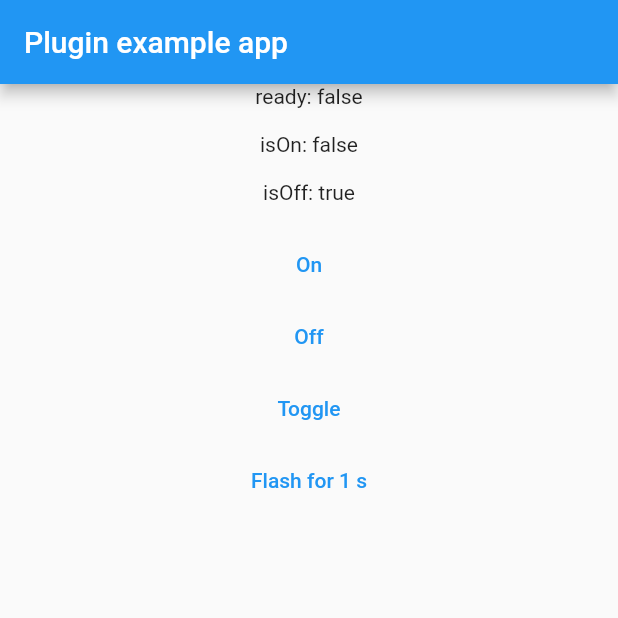
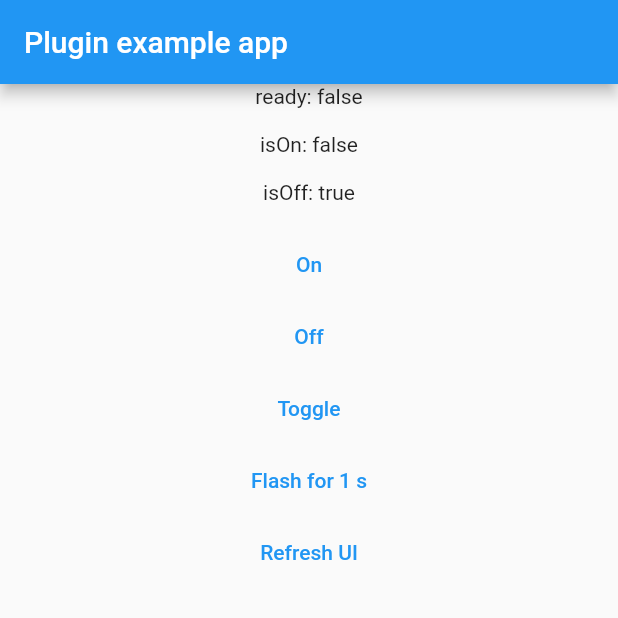
Before and after one commit to topappfield/torch_control, a Flutter app: the screen it shows after launch, after a tap on "On", on a phone screen of 412 x 824 dp, the top half of it. Run offline on Flutter 3.47's test engine with Material 2 defaults, Android fonts, the phone set to English and light mode, and no system bars.

Commit message:
Better handling of UI refresh

```diff
--- a/example/lib/main.dart
+++ b/example/lib/main.dart
@@ -44,29 +44,26 @@ class _MyAppState extends State<MyApp> {
               Text('isOff: ${TorchControl.isOff}\n'),
               TextButton(
                   onPressed: () {
-                    TorchControl.turnOn();
-                    checkState();
+                    TorchControl.turnOn().whenComplete(checkState);
                   },
                   child: const Text('On')),
               TextButton(
                   onPressed: () {
-                    TorchControl.turnOff();
-                    checkState();
+                    TorchControl.turnOff().whenComplete(checkState);
                   },
                   child: const Text('Off')),
               TextButton(
                   onPressed: () {
-                    TorchControl.toggle();
-                    checkState();
+                    TorchControl.toggle().whenComplete(checkState);
                   },
                   child: const Text('Toggle')),
               TextButton(
                   onPressed: () {
-                    TorchControl.flash(const Duration(seconds: 1))
-                        .whenComplete(checkState);
+                    TorchControl.flash(const Duration(seconds: 1)).whenComplete(checkState);
                     checkState();
                   },
                   child: const Text('Flash for 1 s')),
+              TextButton(onPressed: checkState, child: const Text('Refresh UI')),
             ],
           ),
         ),
```
